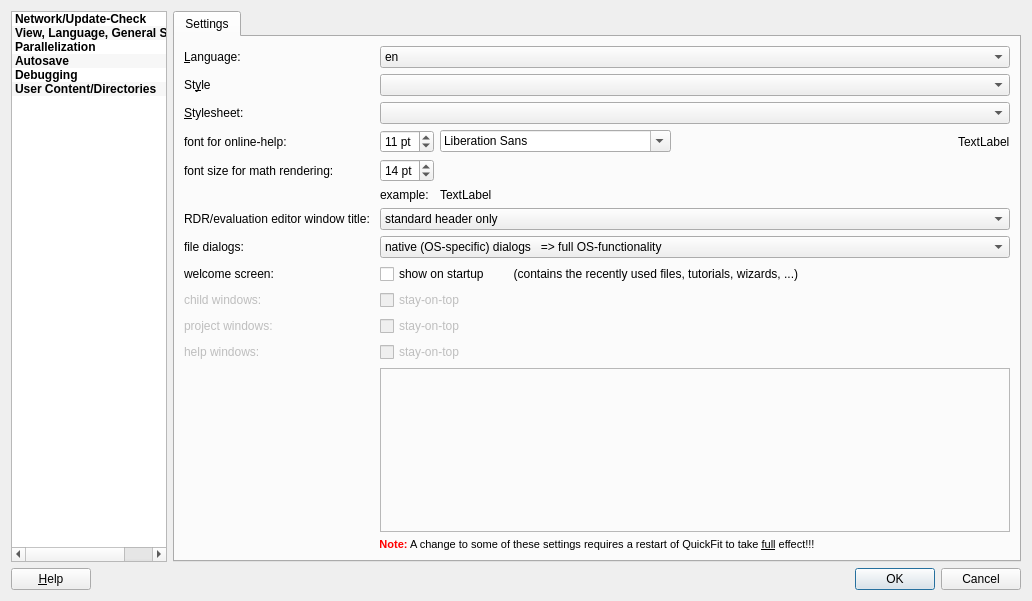
The window that application/optionsdialog.ui (jkriege2/QuickFit3) describes before a commit, drawn with Qt 5.
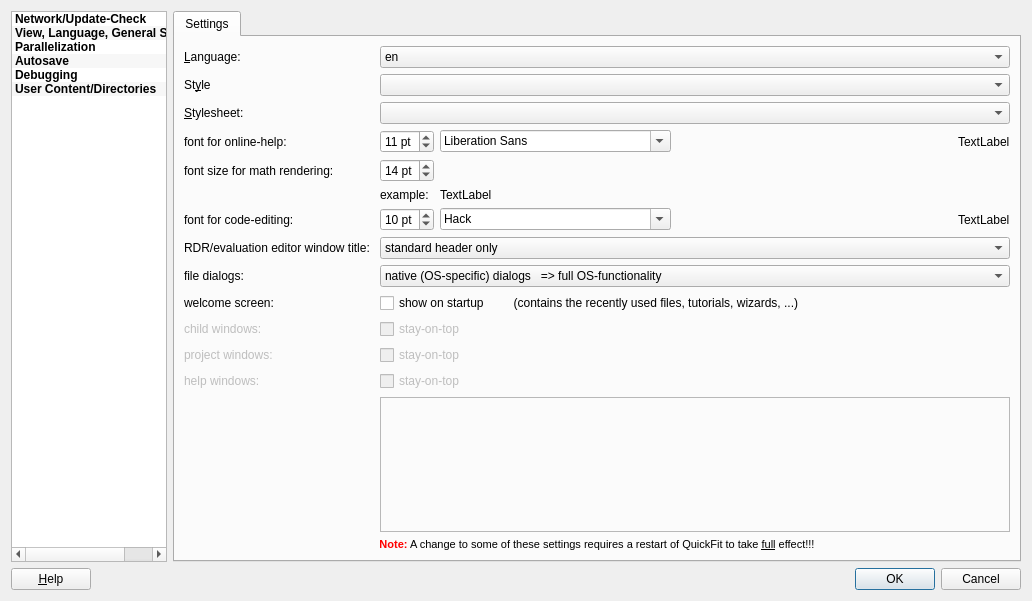
The same window after the commit. The open tabs and pages were chosen to show the change. Icons and pictures are not drawn. Custom widgets are drawn as their Qt base class.

Commit message: - using HACK fonts for code/expression editing at several places in QF3 now! - added option to choose font for code-editing - improved style-preview in settings dialog

```diff
--- a/application/optionsdialog.ui
+++ b/application/optionsdialog.ui
@@ -186,7 +186,7 @@
        <item>
         <widget class="QStackedWidget" name="stackedWidget">
          <property name="currentIndex">
-          <number>5</number>
+          <number>1</number>
          </property>
          <widget class="QWidget" name="page_2">
           <layout class="QFormLayout" name="formLayout_6">
@@ -436,14 +436,14 @@
              </item>
             </layout>
            </item>
-           <item row="8" column="0">
+           <item row="9" column="0">
             <widget class="QLabel" name="label_19">
              <property name="text">
               <string>RDR/evaluation editor window title: </string>
              </property>
             </widget>
            </item>
-           <item row="8" column="1">
+           <item row="9" column="1">
             <widget class="QComboBox" name="cmbWindowHeader">
              <item>
               <property name="text">
@@ -462,14 +462,14 @@
              </item>
             </widget>
            </item>
-           <item row="9" column="0">
+           <item row="10" column="0">
             <widget class="QLabel" name="label_25">
              <property name="text">
               <string>file dialogs:</string>
              </property>
             </widget>
            </item>
-           <item row="9" column="1">
+           <item row="10" column="1">
             <widget class="QComboBox" name="cmbFileDialog">
              <item>
               <property name="text">
@@ -483,14 +483,14 @@
              </item>
             </widget>
            </item>
-           <item row="10" column="0">
+           <item row="11" column="0">
             <widget class="QLabel" name="label_26">
              <property name="text">
               <string>welcome screen:</string>
              </property>
             </widget>
            </item>
-           <item row="10" column="1">
+           <item row="11" column="1">
             <widget class="QCheckBox" name="chkStartupScreen">
              <property name="font">
               <font>
@@ -503,7 +503,7 @@
              </property>
             </widget>
            </item>
-           <item row="11" column="0">
+           <item row="12" column="0">
             <widget class="QLabel" name="label_9">
              <property name="enabled">
               <bool>false</bool>
@@ -516,7 +516,7 @@
              </property>
             </widget>
            </item>
-           <item row="11" column="1">
+           <item row="12" column="1">
             <widget class="QCheckBox" name="chkChildWindowsStayOnTop">
              <property name="enabled">
               <bool>false</bool>
@@ -533,7 +533,7 @@
              </property>
             </widget>
            </item>
-           <item row="12" column="0">
+           <item row="13" column="0">
             <widget class="QLabel" name="label_10">
              <property name="enabled">
               <bool>false</bool>
@@ -546,7 +546,7 @@
              </property>
             </widget>
            </item>
-           <item row="12" column="1">
+           <item row="13" column="1">
             <widget class="QCheckBox" name="chkProjectWindowsStayOnTop">
              <property name="enabled">
               <bool>false</bool>
@@ -563,7 +563,7 @@
              </property>
             </widget>
            </item>
-           <item row="13" column="0">
+           <item row="14" column="0">
             <widget class="QLabel" name="label_11">
              <property name="enabled">
               <bool>false</bool>
@@ -576,7 +576,7 @@
              </property>
             </widget>
            </item>
-           <item row="13" column="1">
+           <item row="14" column="1">
             <widget class="QCheckBox" name="chkHelpWindowsStayOnTop">
              <property name="enabled">
               <bool>false</bool>
@@ -593,7 +593,7 @@
              </property>
             </widget>
            </item>
-           <item row="14" column="0">
+           <item row="15" column="0">
             <spacer name="verticalSpacer">
              <property name="orientation">
               <enum>Qt::Vertical</enum>
@@ -606,7 +606,7 @@
              </property>
             </spacer>
            </item>
-           <item row="14" column="1">
+           <item row="15" column="1">
             <widget class="QFrame" name="frame">
              <property name="frameShape">
               <enum>QFrame::StyledPanel</enum>
@@ -616,7 +616,7 @@
              </property>
             </widget>
            </item>
-           <item row="15" column="0" colspan="2">
+           <item row="16" column="0" colspan="2">
             <widget class="QLabel" name="label_5">
              <property name="text">
               <string>&lt;!DOCTYPE HTML PUBLIC &quot;-//W3C//DTD HTML 4.0//EN&quot; &quot;http://www.w3.org/TR/REC-html40/strict.dtd&quot;&gt;
@@ -627,6 +627,57 @@
              </property>
             </widget>
            </item>
+           <item row="8" column="0">
+            <widget class="QLabel" name="label_28">
+             <property name="text">
+              <string>font for code-editing:</string>
+             </property>
+            </widget>
+           </item>
+           <item row="8" column="1">
+            <layout class="QHBoxLayout" name="horizontalLayout_3">
+             <item>
+              <widget class="QSpinBox" name="spinCodeFontsize">
+               <property name="suffix">
+                <string> pt</string>
+               </property>
+               <property name="minimum">
+                <number>1</number>
+               </property>
+               <property name="value">
+                <number>10</number>
+               </property>
+              </widget>
+             </item>
+             <item>
+              <widget class="QFontComboBox" name="cmbCodeFont">
+               <property name="currentText">
+                <string>Hack</string>
+               </property>
+              </widget>
+             </item>
+             <item>
+              <spacer name="horizontalSpacer_4">
+               <property name="orientation">
+                <enum>Qt::Horizontal</enum>
+               </property>
+               <property name="sizeHint" stdset="0">
+                <size>
+                 <width>40</width>
+                 <height>20</height>
+                </size>
+               </property>
+              </spacer>
+             </item>
+             <item>
+              <widget class="QLabel" name="labCodeFontExample">
+               <property name="text">
+                <string>TextLabel</string>
+               </property>
+              </widget>
+             </item>
+            </layout>
+           </item>
           </layout>
          </widget>
          <widget class="QWidget" name="stackedWidgetPage2">
```
Left out of the diff: 40 changed lines with no effect on the pictures. The commit also changes 27 other files.
